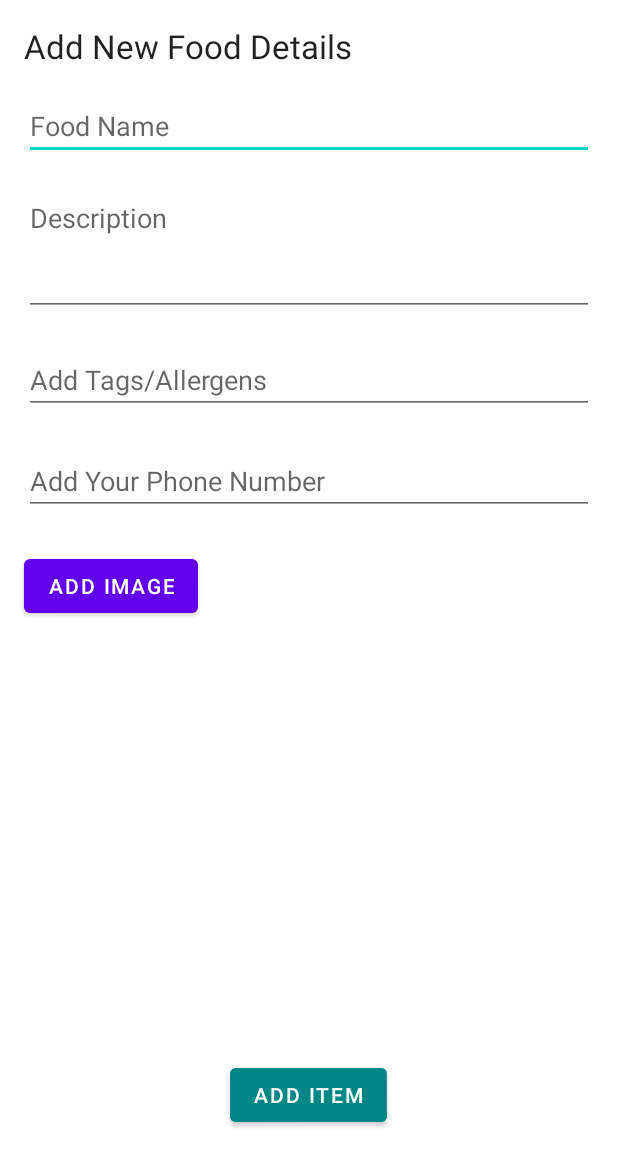
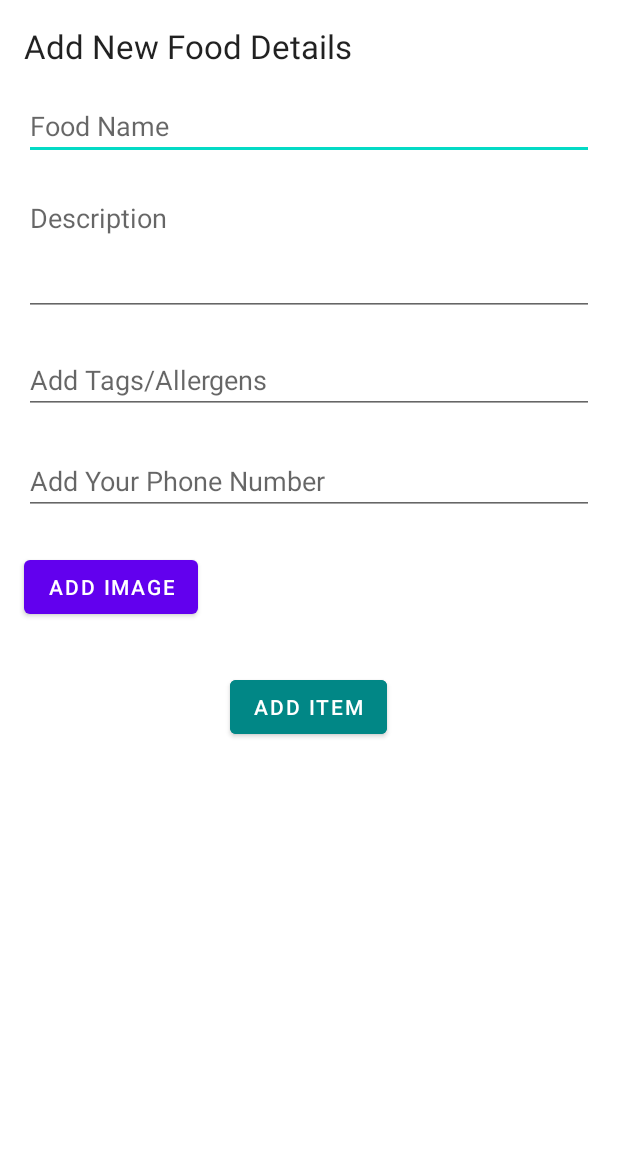
Before and after one commit to ellenzul/Technovation-Project, an Android app: the AddActivity screen opened directly, with no data from a screen before it, on a phone screen of 412 x 824 dp. Shown: the top 1166 px of the screen. Run offline under Robolectric (Android 15) with nearby library versions, the phone set to English and light mode, and no system bars; our stand-ins replace Firebase (no records; nobody signed in at launch, a user with empty details on screens opened directly); libraries missing offline, so code that uses them is left out: org.parceler.

Commit message:
final code

```diff
--- a/app/build.gradle
+++ b/app/build.gradle
@@ -33,7 +33,6 @@ dependencies {
     implementation 'androidx.appcompat:appcompat:1.2.0'
     implementation 'com.google.android.material:material:1.2.1'
     implementation 'androidx.constraintlayout:constraintlayout:2.0.4'
-    implementation 'androidx.wear:wear:1.0.0'
     testImplementation 'junit:junit:4.+'
     androidTestImplementation 'androidx.test.ext:junit:1.1.2'
     androidTestImplementation 'androidx.test.espresso:espresso-core:3.3.0'
@@ -43,5 +42,5 @@ dependencies {
     implementation 'com.google.firebase:firebase-auth'
     implementation 'com.google.firebase:firebase-firestore'
     implementation 'com.google.firebase:firebase-storage'
-    compileOnly 'com.google.android.wearable:wearable:2.6.0'
+    implementation 'com.google.firebase:firebase-storage'
 }
--- a/app/src/main/java/com/example/foodshare/AboutActivity.java
+++ b/app/src/main/java/com/example/foodshare/AboutActivity.java
@@ -1,11 +1,9 @@
 package com.example.foodshare;
 
-import android.content.Intent;
 import android.os.Bundle;
 
 import android.view.View;
 import android.widget.Button;
-import android.widget.TextView;
 
 import androidx.appcompat.app.AppCompatActivity;
 
@@ -31,8 +29,7 @@ public class AboutActivity extends AppCompatActivity {
     }
 
     public void openNewActivity() {
-        Intent intent = new Intent(this, MainActivity.class);
-        startActivity(intent);
+        finish();
     }
 
 }
--- a/app/src/main/java/com/example/foodshare/models/TaskItem.java
+++ b/app/src/main/java/com/example/foodshare/models/TaskItem.java
@@ -2,9 +2,6 @@ package com.example.foodshare.models;
 
 import android.graphics.Bitmap;
 import android.net.Uri;
-
-import com.google.firebase.storage.FirebaseStorage;
-import com.google.firebase.storage.StorageReference;
 
 import org.parceler.Parcel;
 
@@ -18,9 +15,10 @@ public class TaskItem {
     public String location;
     public Uri imageUri;
     public Bitmap fullImage;
+    public String postId;
+    public String postCreator;
 
     public TaskItem() {
-        // all items are initially incomplete
     }
 
     public TaskItem(String title, String description, String tags, String location) {
--- a/app/src/main/res/layout/activity_about2.xml
+++ b/app/src/main/res/layout/activity_about2.xml
@@ -5,8 +5,7 @@
     android:layout_width="match_parent"
     android:layout_height="match_parent"
     android:padding="@dimen/box_inset_layout_padding"
-    tools:context=".AboutActivity"
-    tools:deviceIds="wear">
+    tools:context=".AboutActivity">
 
     <TextView
         android:id="@+id/aboutText"
--- a/app/src/main/res/layout/activity_add.xml
+++ b/app/src/main/res/layout/activity_add.xml
@@ -5,6 +5,16 @@
     android:layout_width="match_parent"
     android:layout_height="match_parent"
     tools:context=".AddActivity">
+
+    <ScrollView
+        android:layout_width="match_parent"
+        android:layout_height="match_parent"
+        tools:layout_editor_absoluteX="0dp"
+        tools:layout_editor_absoluteY="92dp">
+
+        <androidx.constraintlayout.widget.ConstraintLayout
+            android:layout_width="match_parent"
+            android:layout_height="wrap_content">
 
             <TextView
                 android:id="@+id/tvAddTask"
@@ -40,11 +50,11 @@
                 android:layout_marginTop="16dp"
                 android:layout_marginEnd="16dp"
                 android:ems="10"
+                android:gravity="top|start"
                 android:hint="@string/description"
                 android:importantForAutofill="no"
                 android:inputType="textMultiLine"
                 android:lines="3"
-        android:gravity="top|start"
                 app:layout_constraintEnd_toEndOf="parent"
                 app:layout_constraintStart_toStartOf="parent"
                 app:layout_constraintTop_toBottomOf="@+id/etTitle" />
@@ -83,6 +93,32 @@
                 app:layout_constraintTop_toBottomOf="@+id/etTags" />
 
             <Button
+                android:id="@+id/btnAddImage"
+                android:layout_width="wrap_content"
+                android:layout_height="wrap_content"
+                android:layout_marginStart="16dp"
+                android:layout_marginTop="24dp"
+                android:text="@string/attach_an_image"
+                app:layout_constraintStart_toStartOf="parent"
+                app:layout_constraintTop_toBottomOf="@+id/etLocation" />
+
+            <ImageView
+                android:id="@+id/addedImageView"
+                android:layout_width="300dp"
+                android:layout_height="250dp"
+                android:layout_marginStart="32dp"
+                android:layout_marginTop="24dp"
+                android:layout_marginEnd="32dp"
+                android:contentDescription="@string/todo"
+                android:scaleType="centerCrop"
+                android:visibility="gone"
+                app:layout_constraintEnd_toEndOf="parent"
+                app:layout_constraintHorizontal_bias="0.393"
+                app:layout_constraintStart_toStartOf="parent"
+                app:layout_constraintTop_toBottomOf="@+id/btnAddImage"
+                tools:srcCompat="@tools:sample/avatars" />
+
+            <Button
                 android:id="@+id/btnAddItem"
                 android:layout_width="wrap_content"
                 android:layout_height="wrap_content"
@@ -95,31 +131,7 @@
                 app:layout_constraintHorizontal_bias="0.498"
                 app:layout_constraintStart_toStartOf="parent"
                 app:layout_constraintTop_toBottomOf="@+id/addedImageView" />
-
-    <Button
-        android:id="@+id/btnAddImage"
-        android:layout_width="wrap_content"
-        android:layout_height="wrap_content"
-        android:layout_marginStart="16dp"
-        android:layout_marginTop="156dp"
-        android:text="@string/attach_an_image"
-        app:layout_constraintStart_toStartOf="parent"
-        app:layout_constraintTop_toBottomOf="@+id/etDescription" />
-
-    <ImageView
-        android:id="@+id/addedImageView"
-        android:layout_width="248dp"
-        android:layout_height="201dp"
-        android:layout_marginStart="32dp"
-        android:layout_marginTop="20dp"
-        android:layout_marginEnd="32dp"
-        android:contentDescription="@string/todo"
-        android:scaleType="centerCrop"
-        app:layout_constraintEnd_toEndOf="parent"
-        app:layout_constraintHorizontal_bias="0.393"
-        app:layout_constraintStart_toStartOf="parent"
-        app:layout_constraintTop_toBottomOf="@+id/btnAddImage"
-        tools:srcCompat="@tools:sample/avatars" />
-
+        </androidx.constraintlayout.widget.ConstraintLayout>
+    </ScrollView>
 
 </androidx.constraintlayout.widget.ConstraintLayout>
--- a/app/src/main/res/layout/activity_login.xml
+++ b/app/src/main/res/layout/activity_login.xml
@@ -74,9 +74,9 @@
         android:id="@+id/button"
         android:layout_width="wrap_content"
         android:layout_height="wrap_content"
-        android:layout_marginStart="104dp"
-        android:layout_marginBottom="40dp"
+        android:layout_marginBottom="32dp"
         android:text="@string/newacc"
         app:layout_constraintBottom_toBottomOf="parent"
-        app:layout_constraintStart_toStartOf="parent" />
+        app:layout_constraintStart_toStartOf="parent"
+        app:layout_constraintEnd_toEndOf="parent" />
 </androidx.constraintlayout.widget.ConstraintLayout>
```
Also changed, not shown: app/src/main/AndroidManifest.xml (+1 -25 lines), app/src/main/java/com/example/foodshare/AddActivity.java (+11 -14 lines), app/src/main/java/com/example/foodshare/DetailActivity.java (+38 -41 lines), app/src/main/java/com/example/foodshare/ItemAdapter.java (+4 -3 lines), app/src/main/java/com/example/foodshare/MainActivity.java (+13 -7 lines), app/src/main/java/com/example/foodshare/NotificationActivity.java (+10 -8 lines), app/src/main/res/layout/activity_detail.xml (+20 -7 lines), app/src/main/res/layout/activity_notification.xml (+11 -9 lines). Lines whose indentation alone changed are shown as unchanged.
